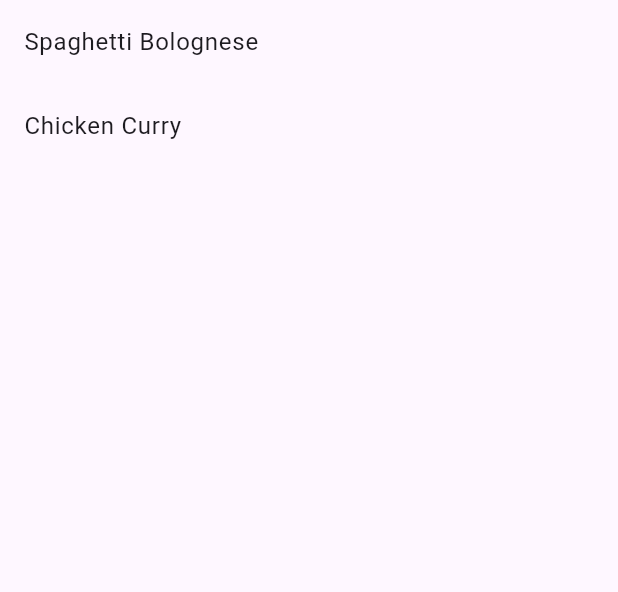
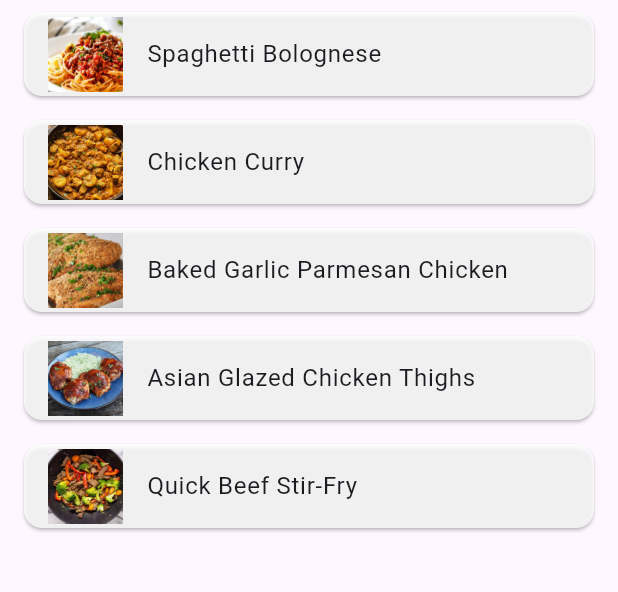
Before and after one commit to yeabkiya/A-Recipe-Book-App, a Flutter app: the screen it shows after launch, on a phone screen of 412 x 824 dp, the part 84-676 px from its top. Run offline on Flutter 3.47's test engine with Material 3 defaults, Android fonts, the phone set to English and light mode, and no system bars.

Commit message:
final commit

```diff
--- a/lib/details_screen.dart
+++ b/lib/details_screen.dart
@@ -11,11 +11,18 @@ class DetailsScreen extends StatelessWidget{
       appBar: AppBar(
         title: Text(recipe['name']!),
       ),
-      body: Padding(
+      body:
+      SingleChildScrollView(
         padding: const EdgeInsets.all(16.0),
         child: Column(
           crossAxisAlignment: CrossAxisAlignment.start,
           children: [
+            Image.asset(
+              recipe['image']!,
+              width: double.infinity,
+              height: 300,
+              fit: BoxFit.contain,
+            ),
             const Text(
               'Ingredients: ',
               style: TextStyle(fontWeight: FontWeight.bold, fontSize: 20),
--- a/lib/home_screen.dart
+++ b/lib/home_screen.dart
@@ -1,25 +1,97 @@
 import 'package:flutter/material.dart';
 import 'details_screen.dart';
 
-
 class HomeScreen extends StatelessWidget {
-
+  // Sample list of recipes
   final List<Map<String, String>> recipes = [
     {
       'name': 'Spaghetti Bolognese',
       'ingredients': 'Pasta, Beef, Tomato Sauce, Onion, Garlic',
-    'instructions': 'Boil pasta, cook beef, mix with sauce.'
+      'instructions': 'Boil pasta, cook beef, mix with sauce.',
+      'image': 'images/SpagBolo.png',
+    },
+    {
+      'name': 'Chicken Curry',
+      'ingredients': 'Chicken, Curry Powder, Coconut Milk, Onion',
+      'instructions': 'Cook chicken, add curry powder and coconut milk.',
+      'image': 'images/chickcurr.png',
     },
 
     {
-    'name': 'Chicken Curry',
-    'ingredients': 'Chicken, Curry Powder, Coconut Milk, Onion',
-    'instructions': 'Cook chicken, add curry powder and coconut milk.'
+      'name': 'Baked Garlic Parmesan Chicken',
+      'ingredients': '''2 tablespoons olive oil,
+      1 clove garlic,
+      minced,
+      1 cup dry bread crumbs,
+      ⅔ cup grated Parmesan cheese,
+      1 teaspoon dried basil leaves ¼ teaspoon ground black pepper,
+      6 skinless, boneless chicken breast halves''',
+      'instructions': '''Gather all ingredients.
+      Preheat oven to 350 degrees F (175 degrees C).
+      Lightly grease a 9x13 inch baking dish.
+      In a bowl, blend the olive oil and garlic.
+      In a separate bowl, mix the bread crumbs, Parmesan cheese, basil, and pepper.
+      Dip each chicken breast in the oil mixture, then in the bread crumb mixture.
+      Arrange the coated chicken breasts in the prepared baking dish, and top with any
+      remaining bread crumb mixture.
+      Bake 30 minutes in the preheated oven, or until chicken
+      is no longer pink and juices run clear.''',
+      'image': 'images/bakedgarlicchicken.png',
     },
 
+    {
+      'name': 'Asian Glazed Chicken Thighs',
+      'ingredients': '''½ cup rice vinegar
+      ⅓ cup soy sauce (such as Silver Swan®)
+      5 tablespoons honey
+      ¼ cup Asian (toasted) sesame oil
+      3 tablespoons Asian chili garlic sauce
+      3 tablespoons minced garlic
+      salt to taste
+      8 skinless, boneless chicken thighs
+      1 tablespoon chopped green onion (Optional)''',
+      'instructions': '''Gather the ingredients.
+      Whisk vinegar, soy sauce, honey, toasted sesame oil, chili garlic sauce,
+      minced garlic, and salt together in a bowl. Pour 1/2 of the marinade into
+      a resealable plastic bag; retain the other 1/2 of the marinade for the sauce.
+      Place chicken thighs into the bag, coat with the marinade, squeeze out excess
+      air, and seal the bag. Marinate in the refrigerator for 1 hour, turning the bag
+      once or twice.
+      Preheat the oven to 425 degrees F (220 degrees C). Meanwhile, pour reserved marinade
+      into a saucepan over medium heat. Bring to a boil and simmer, stirring often, until
+      thick, 3 to 5 minutes; set sauce aside.
+      Remove chicken thighs from the marinade and shake off excess. Discard used marinade.
+      Place chicken thighs into a 9x13-inch baking dish; brush with 1/3 of the thickened
+      marinade from the saucepan.
+      Bake in the preheated oven for 30 minutes, basting one more time after 10 minutes;
+      an instant-read thermometer inserted into a chicken thigh should read 165 degrees
+      F (75 degrees C). Let stand for 5 or 10 minutes.
+      Bring sauce back to a boil for 1 minute; serve over chicken and sprinkle with green onions.''',
+      'image': 'images/asianglazed.png',
+    },
+
+    {
+      'name': 'Quick Beef Stir-Fry',
+      'ingredients': '''2 tablespoons vegetable oil
+      1 pound beef sirloin, cut into 2-inch strips
+      1 ½ cups fresh broccoli florets
+      1 red bell pepper, cut into matchsticks
+      2 carrots, thinly sliced
+      1 green onion, chopped
+      1 teaspoon minced garlic
+      2 tablespoons soy sauce
+      2 tablespoons sesame seeds, toasted''',
+      'instruction': '''Gather all ingredients.
+      Heat vegetable oil in a large wok or skillet over medium-high heat;
+      cook and stir beef until browned, 3 to 4 minutes.
+      Move beef to the side of the wok and add broccoli, bell pepper,
+      carrots, green onion, and garlic to the center of the wok.
+      Cook and stir vegetables for 2 minutes.
+      Stir beef into vegetables and season with soy sauce and sesame seeds.
+      Continue to cook and stir until vegetables are tender, about 2 more minutes.''',
+      'image': 'images/QuickBeefStirFry.png',
+    },
   ];
-
-
 
   @override
   Widget build(BuildContext context) {
@@ -28,23 +100,39 @@ class HomeScreen extends StatelessWidget {
         backgroundColor: Theme.of(context).colorScheme.inversePrimary,
         title: const Text('Cooking Recipe Book'),
       ),
-      body: ListView.builder(
+      body: Stack(
+        children: [
+          // List of Recipes
+          ListView.builder(
             itemCount: recipes.length,
             itemBuilder: (context, index) {
-          return ListTile(
-            title: Text(recipes[index]['name']!),
+              return Card(
+                color: Colors.white.withOpacity(0.8), // Transparent card
+                margin: const EdgeInsets.symmetric(vertical: 8, horizontal: 16),
+                child: ListTile(
+                  leading: Image.asset(
+                    recipes[index]['image']!, // Recipe image
+                    width: 50,
+                    height: 50,
+                    fit: BoxFit.cover,
+                  ),
+                  title: Text(recipes[index]['name']!), // Recipe name
                   onTap: () {
+                    // Navigate to DetailsScreen with selected recipe
                     Navigator.push(
                       context,
                       MaterialPageRoute(
                         builder: (context) => DetailsScreen(
-                    recipe: recipes[index]
+                          recipe: recipes[index], // Passing the recipe details
                         ),
-                )
+                      ),
                     );
                   },
+                ),
               );
-        }
+            },
+          ),
+        ],
       ),
     );
   }
--- a/lib/main.dart
+++ b/lib/main.dart
@@ -2,10 +2,12 @@ import 'package:cw2/home_screen.dart';
 import 'package:flutter/material.dart';
 
 void main() {
-  runApp(MyApp());
+  runApp(const MyApp());
 
 }
 class MyApp extends StatelessWidget {
+  const MyApp({super.key});
+
   @override
   Widget build(BuildContext context) {
     return MaterialApp(
```
Also changed, not shown: pubspec.yaml (+7 -3 lines), images/QuickBeefStirFry.png (added), images/SpagBolo.png (added), images/asianglazed.png (added), images/bakedgarlicchicken.png (added), images/chickcurr.png (added), images/cookingBookBackground.png (added). Lines whose indentation alone changed are shown as unchanged.
